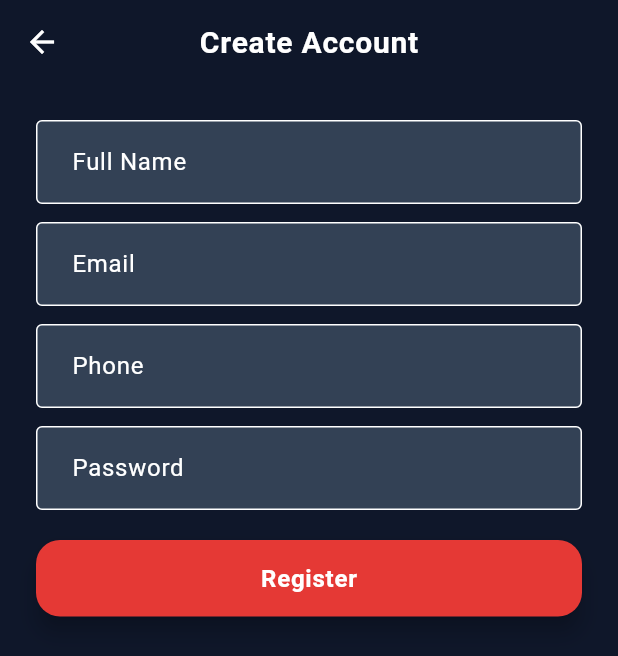
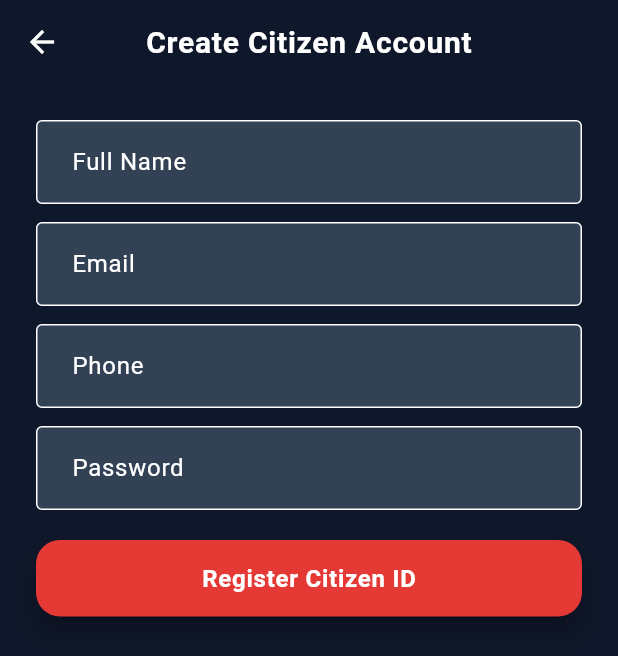
Before and after one commit to prajeenpops-collab/Resq-Ai, a Flutter app: the RegisterScreen screen opened directly, on a phone screen of 412 x 824 dp. Shown: the top 656 px of the screen. Run offline on Flutter 3.47's test engine with Material 3 defaults, Android fonts, the phone set to English and light mode, and no system bars; our stand-ins replace cloud_firestore, firebase_auth, firebase_core, firebase_storage, geolocator, image_picker; missing offline and left inert: record; accounts and stored records are empty; network calls fail.

Commit message:
Allow registration screen to proceed into app seamlessly under dev mode fallback

```diff
--- a/resq_mobile/lib/features/auth/register_screen.dart
+++ b/resq_mobile/lib/features/auth/register_screen.dart
@@ -27,41 +27,50 @@ class _RegisterScreenState extends State<RegisterScreen> {
         name: _nameController.text.trim(),
         phone: _phoneController.text.trim(),
       );
-      if (!mounted) return;
-      Navigator.of(context).pushReplacement(
-        MaterialPageRoute(builder: (_) => const SosScreen()),
-      );
     } catch (e) {
-      setState(() => _error = 'Registration failed: ${e.toString()}');
+      debugPrint('Firebase Auth dev mode fallback: $e');
     } finally {
-      if (mounted) setState(() => _loading = false);
+      if (mounted) {
+        setState(() => _loading = false);
+        Navigator.of(context).pushReplacement(
+          MaterialPageRoute(builder: (_) => const SosScreen()),
+        );
+      }
     }
   }
 
   @override
   Widget build(BuildContext context) {
     return Scaffold(
-      appBar: AppBar(title: const Text('Create Account')),
+      appBar: AppBar(title: const Text('Create Citizen Account')),
       body: SafeArea(
         child: Padding(
           padding: const EdgeInsets.all(24),
           child: Column(
             crossAxisAlignment: CrossAxisAlignment.stretch,
             children: [
-              TextField(controller: _nameController,
-                  decoration: const InputDecoration(labelText: 'Full Name', border: OutlineInputBorder())),
+              TextField(
+                controller: _nameController,
+                decoration: const InputDecoration(labelText: 'Full Name', border: OutlineInputBorder()),
+              ),
               const SizedBox(height: 12),
-              TextField(controller: _emailController,
-                  decoration: const InputDecoration(labelText: 'Email', border: OutlineInputBorder()),
-                  keyboardType: TextInputType.emailAddress),
+              TextField(
+                controller: _emailController,
+                decoration: const InputDecoration(labelText: 'Email', border: OutlineInputBorder()),
+                keyboardType: TextInputType.emailAddress,
+              ),
               const SizedBox(height: 12),
-              TextField(controller: _phoneController,
-                  decoration: const InputDecoration(labelText: 'Phone', border: OutlineInputBorder()),
-                  keyboardType: TextInputType.phone),
+              TextField(
+                controller: _phoneController,
+                decoration: const InputDecoration(labelText: 'Phone', border: OutlineInputBorder()),
+                keyboardType: TextInputType.phone,
+              ),
               const SizedBox(height: 12),
-              TextField(controller: _passwordController,
-                  decoration: const InputDecoration(labelText: 'Password', border: OutlineInputBorder()),
-                  obscureText: true),
+              TextField(
+                controller: _passwordController,
+                decoration: const InputDecoration(labelText: 'Password', border: OutlineInputBorder()),
+                obscureText: true,
+              ),
               if (_error != null) ...[
                 const SizedBox(height: 8),
                 Text(_error!, style: const TextStyle(color: Colors.red)),
@@ -70,9 +79,8 @@ class _RegisterScreenState extends State<RegisterScreen> {
               ElevatedButton(
                 onPressed: _loading ? null : _register,
                 child: _loading
-                    ? const SizedBox(height: 20, width: 20,
-                        child: CircularProgressIndicator(strokeWidth: 2, color: Colors.white))
-                    : const Text('Register'),
+                    ? const SizedBox(height: 20, width: 20, child: CircularProgressIndicator(strokeWidth: 2, color: Colors.white))
+                    : const Text('Register Citizen ID'),
               ),
             ],
           ),
```
